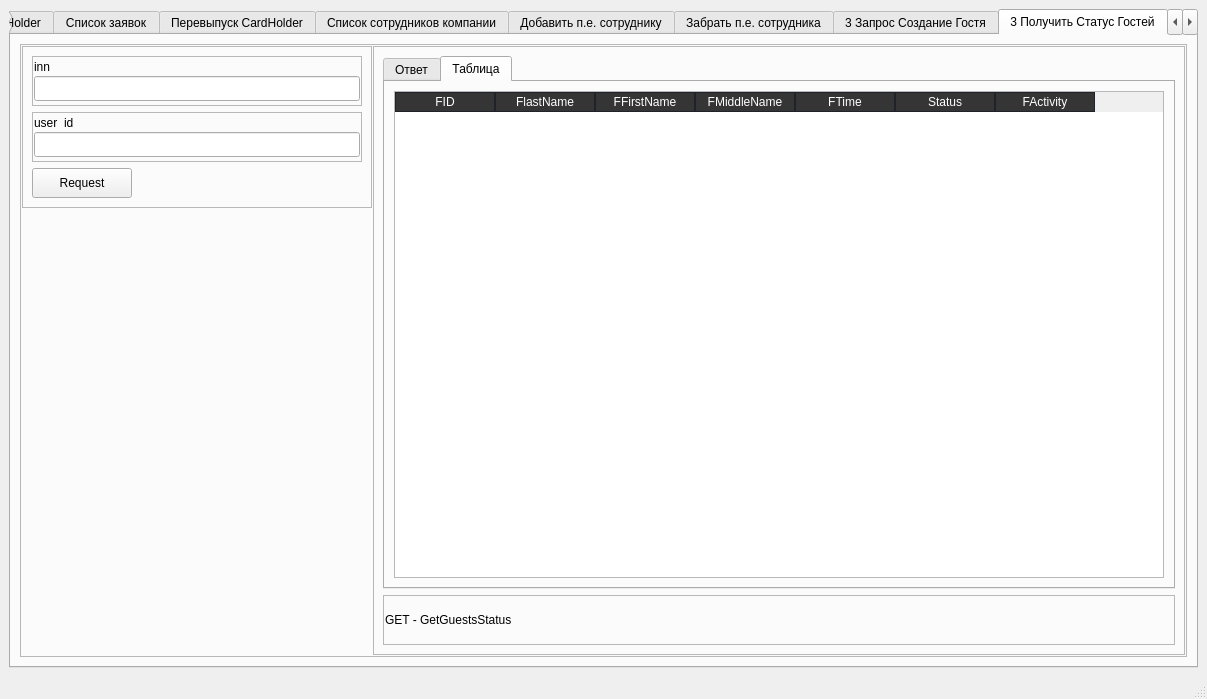
Old version of the form gui_files/main_window.ui in the repository AndreSci/WEB_RUM_TESTER.
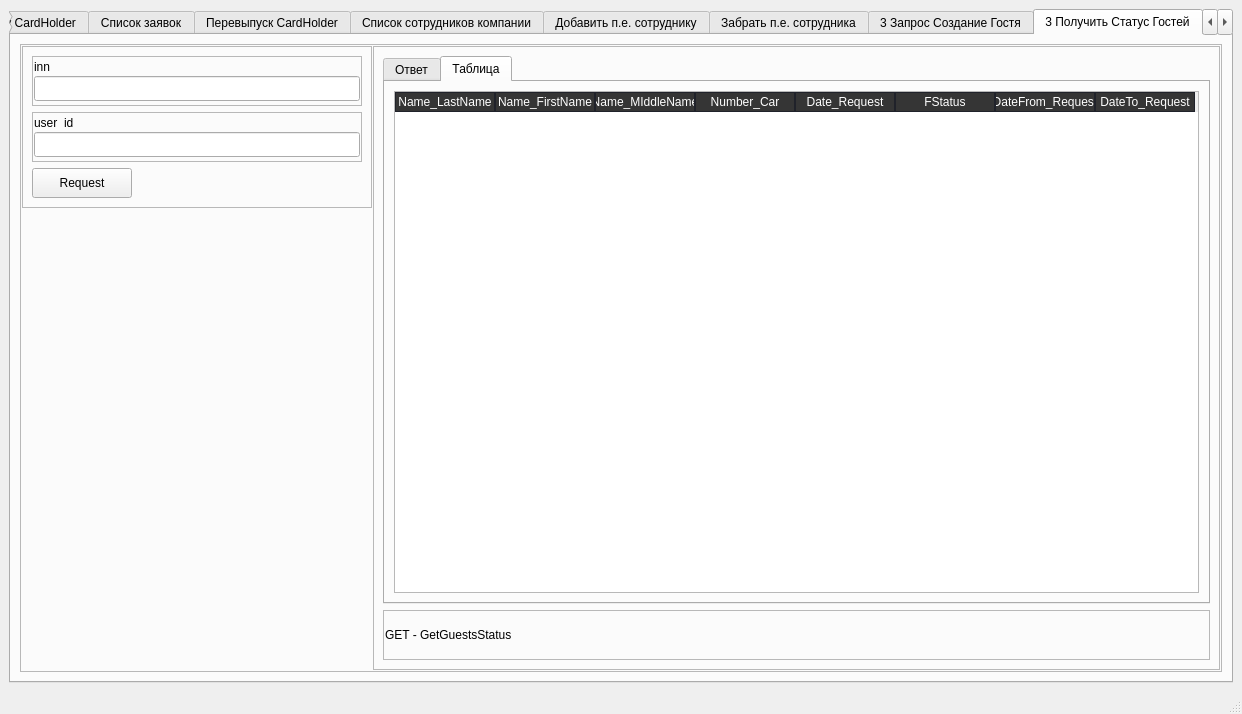
New version of the form. The open tabs and pages were chosen to show the change.

Commit message: add tab for GetGuestsStatus

Patch:
```diff
--- a/gui_files/main_window.ui
+++ b/gui_files/main_window.ui
@@ -6,8 +6,8 @@
    <rect>
     <x>0</x>
     <y>0</y>
-    <width>1207</width>
-    <height>699</height>
+    <width>1242</width>
+    <height>714</height>
    </rect>
   </property>
   <property name="minimumSize">
@@ -4796,37 +4796,42 @@
                     </property>
                     <column>
                      <property name="text">
-                      <string>FID</string>
+                      <string>Name_LastName</string>
                      </property>
                     </column>
                     <column>
                      <property name="text">
-                      <string>FlastName</string>
+                      <string>Name_FirstName</string>
                      </property>
                     </column>
                     <column>
                      <property name="text">
-                      <string>FFirstName</string>
+                      <string>Name_MIddleName</string>
                      </property>
                     </column>
                     <column>
                      <property name="text">
-                      <string>FMiddleName</string>
+                      <string>Number_Car</string>
                      </property>
                     </column>
                     <column>
                      <property name="text">
-                      <string>FTime</string>
+                      <string>Date_Request</string>
                      </property>
                     </column>
                     <column>
                      <property name="text">
-                      <string>Status</string>
+                      <string>FStatus</string>
                      </property>
                     </column>
                     <column>
                      <property name="text">
-                      <string>FActivity</string>
+                      <string>DateFrom_Request</string>
+                     </property>
+                    </column>
+                    <column>
+                     <property name="text">
+                      <string>DateTo_Request</string>
                      </property>
                     </column>
                    </widget>
```
Left out of the diff: 2 changed lines with no effect on the pictures. The commit also changes 2 other files.
